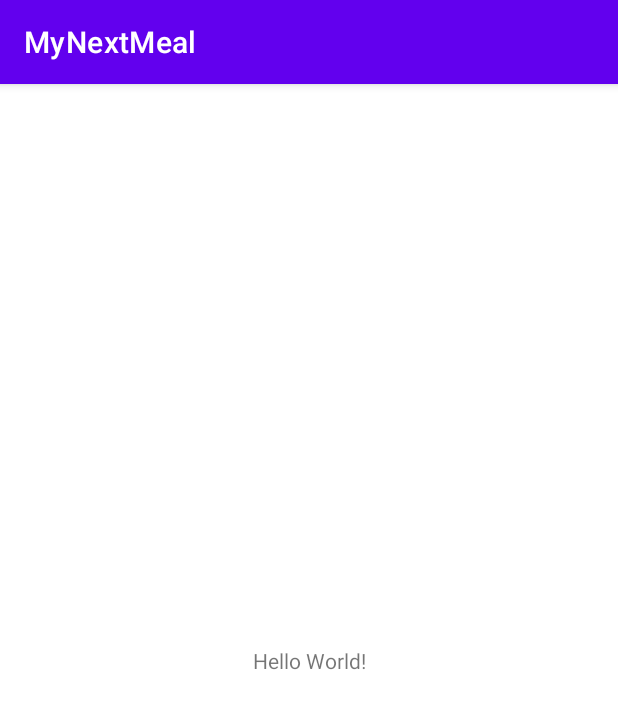
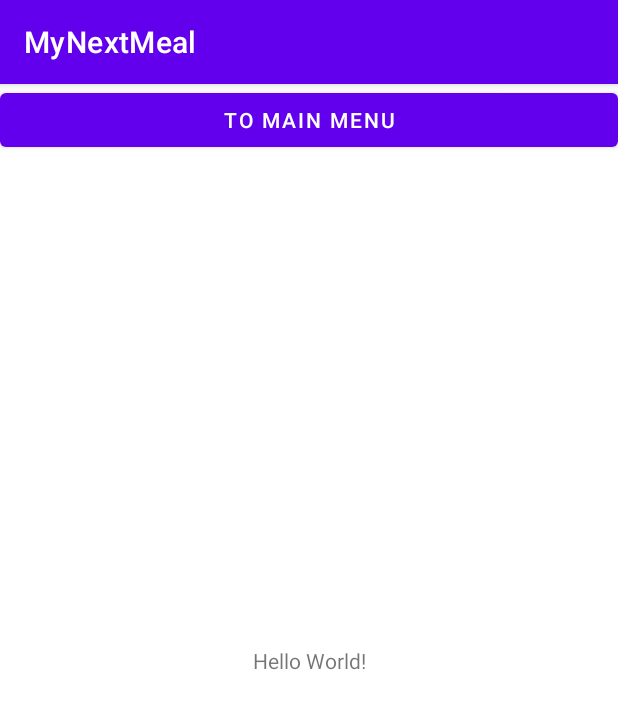
Before and after one commit to LookItsArshia/MyNextMeal, an Android app: the screen it shows after launch (MainActivity), on a phone screen of 412 x 824 dp. Shown: the top 709 px of the screen. Run offline under Robolectric (Android 15) with nearby library versions, the phone set to English and light mode, and no system bars.

Commit message:
Added main activity button to go to main menu and main menu buttons

```diff
--- a/app/src/main/res/layout/activity_main.xml
+++ b/app/src/main/res/layout/activity_main.xml
@@ -15,4 +15,10 @@
         app:layout_constraintRight_toRightOf="parent"
         app:layout_constraintTop_toTopOf="parent" />
 
+    <Button
+        android:layout_width="match_parent"
+        android:text="@string/to_main_menu"
+        android:onClick="toMainMenu"
+        android:layout_height="wrap_content" />
+
 </androidx.constraintlayout.widget.ConstraintLayout>
--- a/app/src/main/res/values/strings.xml
+++ b/app/src/main/res/values/strings.xml
@@ -1,3 +1,6 @@
 <resources>
     <string name="app_name">MyNextMeal</string>
+    <string name="to_main_menu">To Main Menu</string>
+    <string name="scan_ingredients">Scan Ingredients</string>
+    <string name="my_menu">My Menu</string>
 </resources>
```
Also changed, not shown: app/src/main/AndroidManifest.xml (+6 -3 lines), app/src/main/java/com/example/mynextmeal/MainActivity.java (+7 -0 lines).
